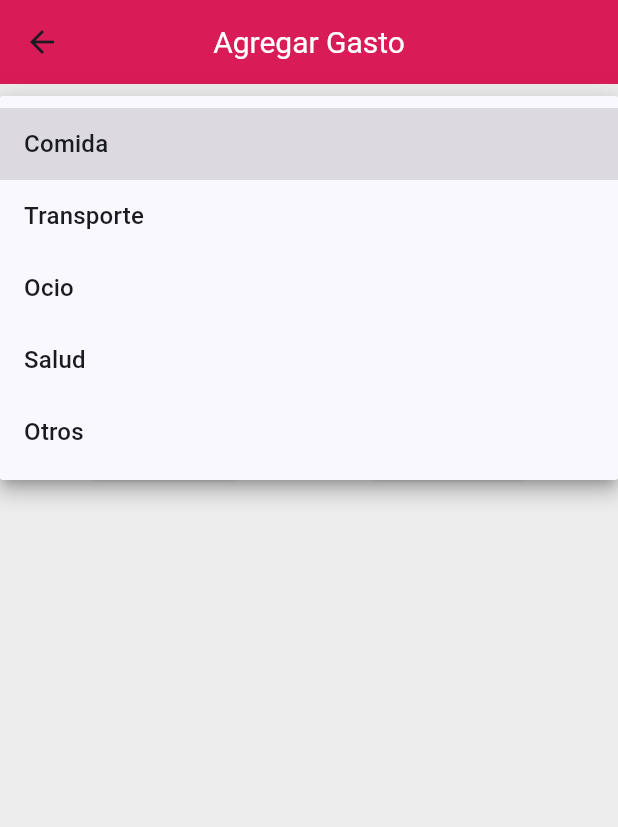
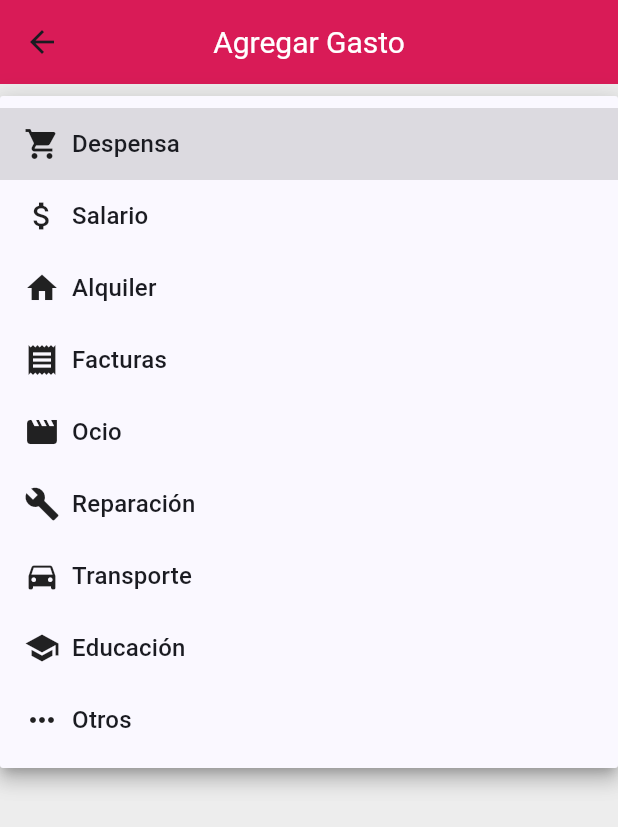
Before and after one commit to MrDNX503/KashFinance, a Flutter app: the RegistroMovimientoForm screen opened directly with empty values, after a tap on "Selecciona una opción", on a phone screen of 412 x 824 dp. Shown: the top 827 px of the screen. Run offline on Flutter 3.47's test engine with Material 3 defaults, Android fonts, the phone set to English and light mode, and no system bars.

Commit message:
actualizar iconos en el campo categoria

```diff
--- a/lib/screens/registro_movimiento_form.dart
+++ b/lib/screens/registro_movimiento_form.dart
@@ -23,14 +23,25 @@ class _RegistroMovimientoFormState extends State<RegistroMovimientoForm> {
   DateTime? _fechaSeleccionada;
 
   // Lista de categorías para el Dropdown
-  List<String> _categorias = ['Comida', 'Transporte', 'Ocio', 'Salud', 'Otros'];
+  List<Map<String, dynamic>> _categoriasConIconos = [
+    {'nombre': 'Despensa', 'icono': Icons.shopping_cart},
+    {'nombre': 'Salario', 'icono': Icons.attach_money},
+    {'nombre': 'Alquiler', 'icono': Icons.home},
+    {'nombre': 'Facturas', 'icono': Icons.receipt},
+    {'nombre': 'Ocio', 'icono': Icons.movie},
+    {'nombre': 'Reparación', 'icono': Icons.build},
+    {'nombre': 'Transporte', 'icono': Icons.directions_car},
+    {'nombre': 'Educación', 'icono': Icons.school},
+    {'nombre': 'Otros', 'icono': Icons.more_horiz},
+  ];
 
   @override
   void initState() {
     super.initState();
     // Establecer la fecha actual como predeterminada
     _fechaSeleccionada = DateTime.now();
-    _fechaController.text = DateFormat('yyyy-MM-dd').format(_fechaSeleccionada!);
+    _fechaController.text =
+        DateFormat('yyyy-MM-dd').format(_fechaSeleccionada!);
   }
 
   @override
@@ -50,7 +61,9 @@ class _RegistroMovimientoFormState extends State<RegistroMovimientoForm> {
     return Scaffold(
       appBar: AppBar(
         title: Text(
-          widget.tipoMovimiento == 'income' ? 'Agregar Ingreso' : 'Agregar Gasto',
+          widget.tipoMovimiento == 'income'
+              ? 'Agregar Ingreso'
+              : 'Agregar Gasto',
           style: const TextStyle(
             fontFamily: 'Roboto',
             fontSize: 20,
@@ -71,18 +84,21 @@ class _RegistroMovimientoFormState extends State<RegistroMovimientoForm> {
               decoration: InputDecoration(
                 labelText: 'Categoría',
                 border: OutlineInputBorder(
-                  borderRadius: BorderRadius.circular(25.0),
-                ),
-                contentPadding: const EdgeInsets.symmetric(
-                  horizontal: 16.0,
-                  vertical: 12.0,
-                ),
+                    borderRadius: BorderRadius.circular(25.0)),
+                contentPadding:
+                    EdgeInsets.symmetric(horizontal: 16.0, vertical: 12.0),
               ),
               value: _categoriaSeleccionada,
-              items: _categorias.map((String categoria) {
+              items: _categoriasConIconos.map((Map<String, dynamic> categoria) {
                 return DropdownMenuItem<String>(
-                  value: categoria,
-                  child: Text(categoria),
+                  value: categoria['nombre'],
+                  child: Row(
+                    children: <Widget>[
+                      Icon(categoria['icono']),
+                      SizedBox(width: 8.0),
+                      Text(categoria['nombre']),
+                    ],
+                  ),
                 );
               }).toList(),
               onChanged: (String? newValue) {
@@ -90,14 +106,20 @@ class _RegistroMovimientoFormState extends State<RegistroMovimientoForm> {
                   _categoriaSeleccionada = newValue;
                 });
               },
-              hint: const Text('Selecciona una opción'),
+              hint: Row(
+                children: <Widget>[
+                  SizedBox(width: 8.0),
+                  Text('Selecciona una opción'),
+                ],
+              ),
             ),
-            const SizedBox(height: 16.0),
+            SizedBox(height: 16.0),
 
             // Campo de Monto (TextField)
             TextFormField(
               controller: _montoController,
-              keyboardType: const TextInputType.numberWithOptions(decimal: true),
+              keyboardType:
+                  const TextInputType.numberWithOptions(decimal: true),
               decoration: InputDecoration(
                 labelText: 'Monto',
                 border: OutlineInputBorder(
@@ -136,7 +158,8 @@ class _RegistroMovimientoFormState extends State<RegistroMovimientoForm> {
                     if (pickedDate != null) {
                       setState(() {
                         _fechaSeleccionada = pickedDate;
-                        _fechaController.text = DateFormat('yyyy-MM-dd').format(pickedDate);
+                        _fechaController.text =
+                            DateFormat('yyyy-MM-dd').format(pickedDate);
                       });
                     }
                   },
@@ -165,7 +188,9 @@ class _RegistroMovimientoFormState extends State<RegistroMovimientoForm> {
                         _montoController.text.isEmpty ||
                         _fechaController.text.isEmpty) {
                       ScaffoldMessenger.of(context).showSnackBar(
-                        const SnackBar(content: Text('Por favor completa todos los campos')),
+                        const SnackBar(
+                            content:
+                                Text('Por favor completa todos los campos')),
                       );
                       return;
                     }
@@ -173,7 +198,8 @@ class _RegistroMovimientoFormState extends State<RegistroMovimientoForm> {
                     final monto = double.tryParse(_montoController.text);
                     if (monto == null || monto <= 0) {
                       ScaffoldMessenger.of(context).showSnackBar(
-                        const SnackBar(content: Text('Por favor ingresa un monto válido')),
+                        const SnackBar(
+                            content: Text('Por favor ingresa un monto válido')),
                       );
                       return;
                     }
```
Also changed, not shown: lib/main.dart (+35 -18 lines).
